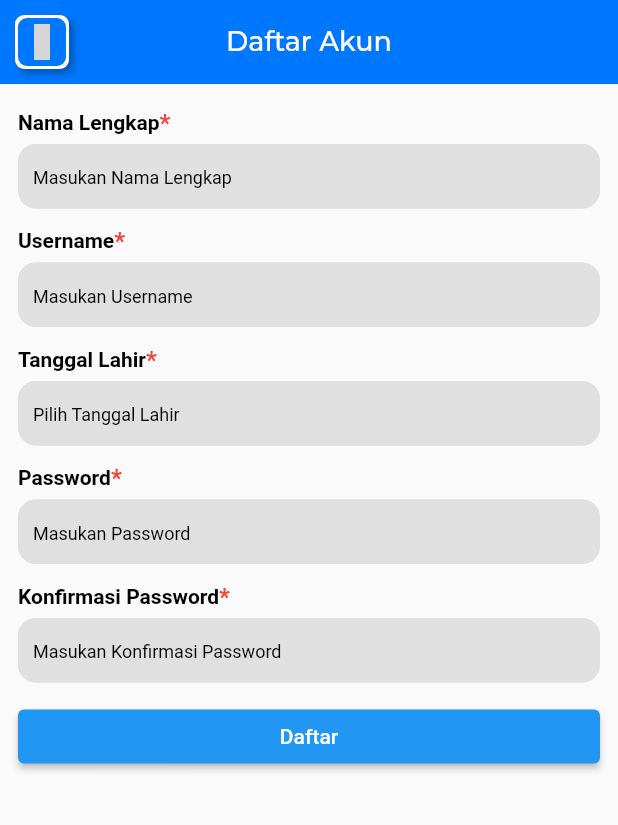
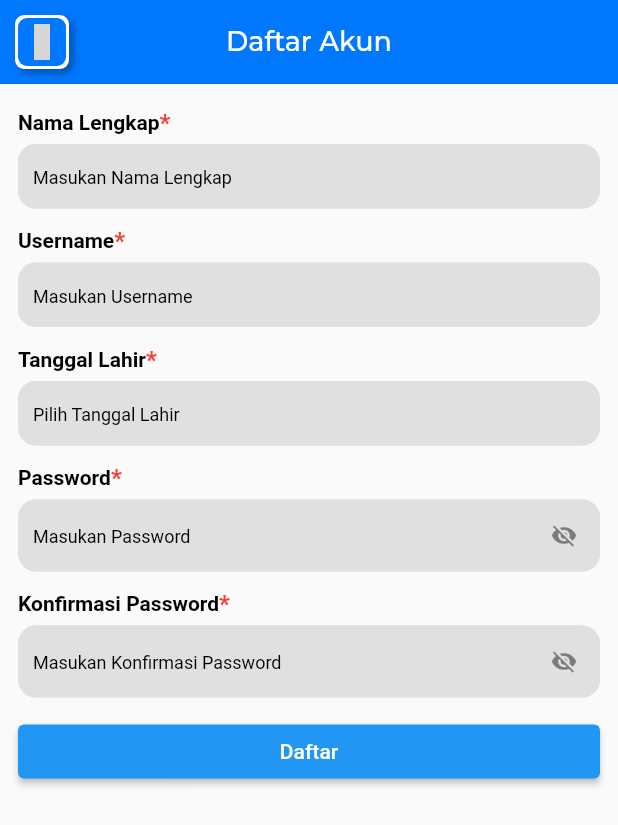
Before and after one commit to DenaRizki1/mini_project, a Flutter app: the screen it shows after launch, after a tap on "Daftar Sekarang", on a phone screen of 412 x 824 dp. Shown: the top 825 px of the screen. Run offline on Flutter 3.47's test engine with Material 2 defaults, Android fonts, the light colour scheme and no system bars; our stand-ins replace animate_do, connectivity, curved_navigation_bar, flutter_easyloading, fluttertoast, geocoding and 9 more; missing offline and left inert: flutx, map_launcher, month_picker_dialog_2; network calls fail; grey boxes are pictures that could not be loaded.

Commit message:
Perbaikan Fitur

```diff
--- a/lib/modules/auth/daftar_page.dart
+++ b/lib/modules/auth/daftar_page.dart
@@ -3,6 +3,7 @@ import 'dart:developer';
 import 'package:flutter/material.dart';
 import 'package:flutter/src/widgets/container.dart';
 import 'package:flutter/src/widgets/framework.dart';
+import 'package:material_design_icons_flutter/material_design_icons_flutter.dart';
 import 'package:mini_project/data/provider/main_provider.dart';
 import 'package:mini_project/utils/helpers.dart';
 import 'package:mini_project/widgets/appbar_widget.dart';
@@ -24,6 +25,9 @@ class _DaftarAkunPageState extends State<DaftarAkunPage> {
   TextEditingController passwordEc = TextEditingController();
   TextEditingController konfimasiPasswordEc = TextEditingController();
   DateTime? selectedDate;
+
+  bool obscurePassword = true;
+  bool obscureKonfiPassword = true;
 
   final _formKey = GlobalKey<FormState>();
   @override
@@ -135,6 +139,7 @@ class _DaftarAkunPageState extends State<DaftarAkunPage> {
                     const SizedBox(height: 5),
                     TextFormField(
                       controller: passwordEc,
+                      obscureText: obscurePassword,
                       validator: (value) {
                         if (value!.isEmpty) {
                           return "Password tidak boleh kosong";
@@ -144,7 +149,16 @@ class _DaftarAkunPageState extends State<DaftarAkunPage> {
                           }
                         }
                       },
-                      decoration: textFieldDecoration(textHint: "Masukan Password"),
+                      decoration: textFieldDecoration(
+                        textHint: "Masukan Password",
+                        suffixIcon: InkWell(
+                          onTap: () {
+                            obscurePassword = !obscurePassword;
+                            setState(() {});
+                          },
+                          child: Icon(!obscurePassword ? Icons.visibility : Icons.visibility_off),
+                        ),
+                      ),
                     ),
                     const SizedBox(height: 12),
                     Row(
@@ -164,6 +178,7 @@ class _DaftarAkunPageState extends State<DaftarAkunPage> {
                     const SizedBox(height: 5),
                     TextFormField(
                       controller: konfimasiPasswordEc,
+                      obscureText: obscureKonfiPassword,
                       validator: (value) {
                         if (value!.isEmpty) {
                           return "Konfirmasi Password tidak boleh kosong";
@@ -173,7 +188,15 @@ class _DaftarAkunPageState extends State<DaftarAkunPage> {
                           }
                         }
                       },
-                      decoration: textFieldDecoration(textHint: "Masukan Konfirmasi Password"),
+                      decoration: textFieldDecoration(
+                          textHint: "Masukan Konfirmasi Password",
+                          suffixIcon: InkWell(
+                            onTap: () {
+                              obscureKonfiPassword = !obscureKonfiPassword;
+                              setState(() {});
+                            },
+                            child: Icon(!obscureKonfiPassword ? Icons.visibility : Icons.visibility_off),
+                          )),
                     ),
                     const SizedBox(height: 12),
                     Consumer<MainProvider>(
--- a/lib/modules/auth/login_page.dart
+++ b/lib/modules/auth/login_page.dart
@@ -25,6 +25,8 @@ class LoginPage extends StatefulWidget {
 class _LoginPageState extends State<LoginPage> {
   TextEditingController usernameEc = TextEditingController();
   TextEditingController passwordEc = TextEditingController();
+
+  bool obscurePassword = true;
 
   @override
   Widget build(BuildContext context) {
@@ -91,17 +93,23 @@ class _LoginPageState extends State<LoginPage> {
                     ),
                     TextFormField(
                       controller: passwordEc,
+                      obscureText: obscurePassword,
                       validator: (value) {
                         if (value == null) {
                           return "Password tidak boleh kosong";
-                        } else if (value.length < 6) {
-                          return "Password harus lebih dari 6";
                         }
 
                         return null;
                       },
                       decoration: textFieldDecoration(
                         textHint: "Masukan Password",
+                        suffixIcon: InkWell(
+                          onTap: () {
+                            obscurePassword = !obscurePassword;
+                            setState(() {});
+                          },
+                          child: Icon(!obscurePassword ? Icons.visibility : Icons.visibility_off),
+                        ),
                       ),
                     ),
                     const SizedBox(height: 10),
--- a/lib/modules/chat/chat_ai_page.dart
+++ b/lib/modules/chat/chat_ai_page.dart
@@ -36,7 +36,7 @@ class _ChatAiPageState extends State<ChatAiPage> {
       Map<String, dynamic> message = {};
       message['pesan'] = "Mengetik...";
       message['pengirim_ai'] = true;
-      message['jam'] = "12:00";
+      message['jam'] = "${DateTime.now().hour}:${DateTime.now().minute}";
       chat.add(message);
       final response = await RecommendationService().getrecommendation(chat: chatEc.text);
 
@@ -45,8 +45,9 @@ class _ChatAiPageState extends State<ChatAiPage> {
       chat.removeLast();
       message['pesan'] = gptResponse!.choices[0].text.replaceAll('\n', "");
       message['pengirim_ai'] = true;
-      message['jam'] = "12:01";
+      message['jam'] = "${DateTime.now().hour}:${DateTime.now().minute}";
       chat.add(message);
+      chatEc.clear();
       setState(() {});
     } catch (e) {
       return showToast(e.toString());
--- a/lib/modules/home/content/profile_page.dart
+++ b/lib/modules/home/content/profile_page.dart
@@ -1,6 +1,5 @@
 import 'dart:developer';
 
-import 'package:cached_network_image/cached_network_image.dart';
 import 'package:flutter/cupertino.dart';
 import 'package:flutter/material.dart';
 import 'package:google_fonts/google_fonts.dart';
@@ -40,7 +39,6 @@ class _ProfilePageState extends State<ProfilePage> {
   Future getProfile() async {
     nama = (await getPrefrence(NAMA)).toString();
     foto = (await getPrefrence(FOTO)).toString();
-    log(foto + " Profile");
     tgl_lahir = (await getPrefrence(TANGGAL)).toString();
 
     setState(() {});
@@ -207,6 +205,7 @@ class _ProfilePageState extends State<ProfilePage> {
                               decoration: const BoxDecoration(
                                 image: DecorationImage(
                                   image: AssetImage(AppImages.noimage),
+                                  fit: BoxFit.fill,
                                 ),
                                 shape: BoxShape.circle,
                               ),
--- a/lib/services/recommendation.dart
+++ b/lib/services/recommendation.dart
@@ -31,7 +31,7 @@ class RecommendationService {
       };
 
       // String promptdata = "${chat} di daerah jakarta";
-      String promptdata = "${chat} di jakarta";
+      String promptdata = "${chat}";
 
       // String promptdata = "you are a smartphone expert. Please give me a recommendation from budget equals to $smartPhoneBudget with camera requirement $camera and Internal storage size $storage";
 
--- a/pubspec.yaml
+++ b/pubspec.yaml
@@ -53,7 +53,6 @@ dependencies:
   curved_navigation_bar: ^1.0.3
   google_maps_flutter: ^2.1.2
   map_launcher: ^2.5.0+1
-  cached_network_image: ^3.2.0
   shared_preferences: ^2.0.7
   envied: ^0.3.0+3
   month_picker_dialog_2: ^0.5.5
```
Also changed, not shown: lib/modules/detail/rumah_sakit_detail_page.dart (+10 -3 lines), pubspec.lock, 3 other files.
